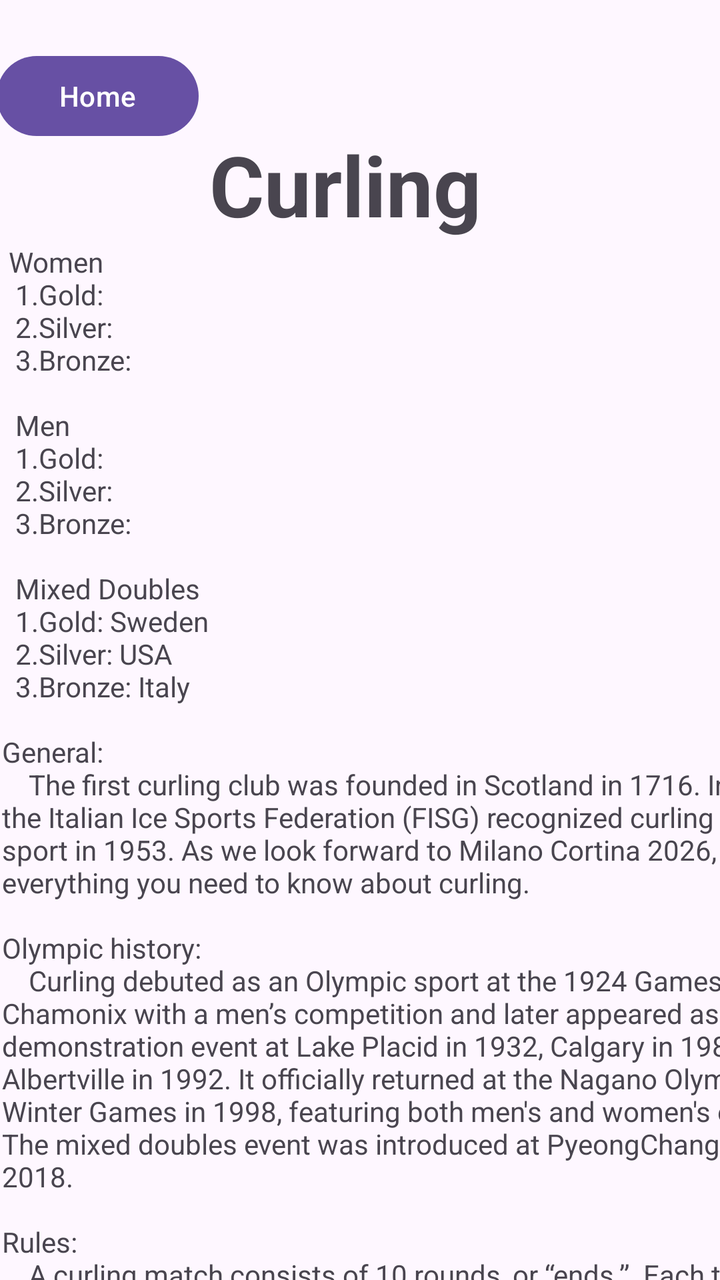
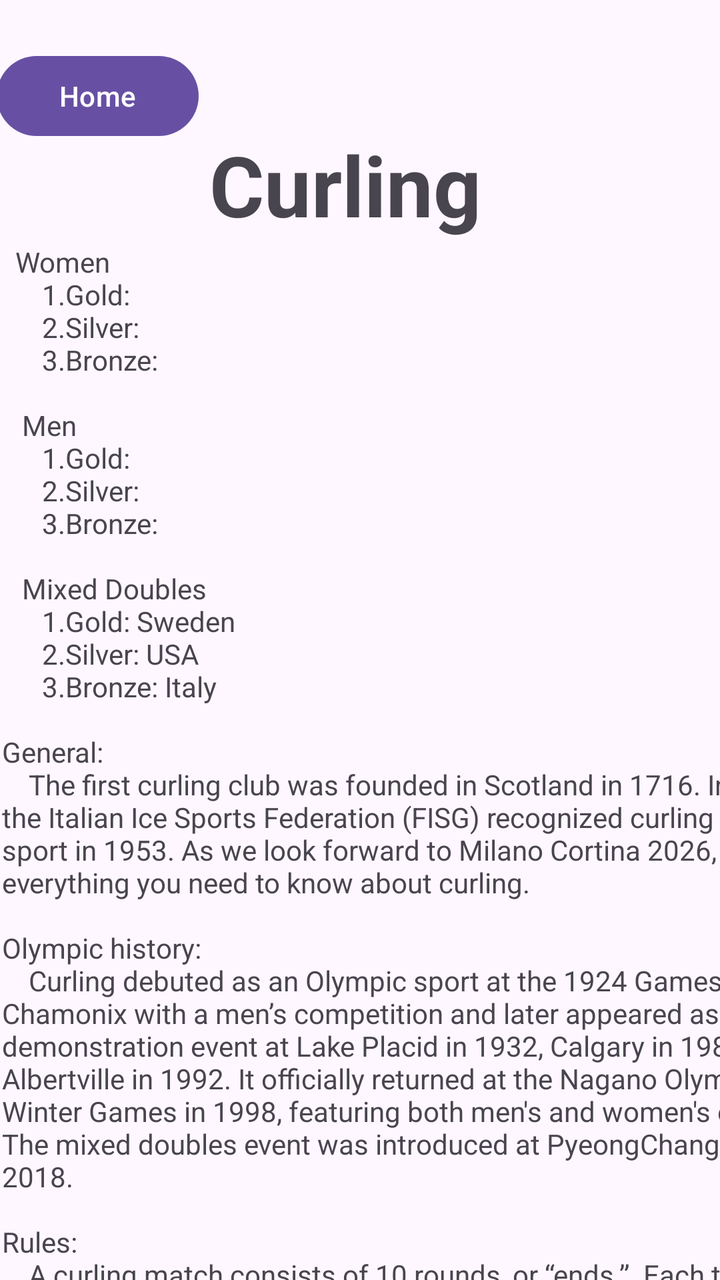

Two renders of the same Android screen: before a commit and after it. Below are the layout's source before the change and the commit's diff.
<!-- AndroidManifest.xml: application theme Theme.Olympicwintergames -->
<!-- res/layout/activity_main4.xml -->
<?xml version="1.0" encoding="utf-8"?>
<androidx.constraintlayout.widget.ConstraintLayout xmlns:android="http://schemas.android.com/apk/res/android"
    xmlns:app="http://schemas.android.com/apk/res-auto"
    xmlns:tools="http://schemas.android.com/tools"
    android:id="@+id/main"
    android:layout_width="match_parent"
    android:layout_height="match_parent"
    tools:context=".MainActivity4">

    <ScrollView
        android:layout_width="409dp"
        android:layout_height="609dp"
        android:layout_marginStart="1dp"
        android:layout_marginTop="1dp"
        android:layout_marginBottom="1dp"
        app:layout_constraintBottom_toBottomOf="parent"
        app:layout_constraintStart_toStartOf="parent"
        app:layout_constraintTop_toBottomOf="@+id/snowboardTitle3"
        app:layout_constraintVertical_bias="0.0">

        <TextView
            android:id="@+id/textView7"
            android:layout_width="match_parent"
            android:layout_height="wrap_content"
            android:text=" Women\n\t1.Gold:\n\t2.Silver:\n\t3.Bronze:\n\n  Men\n\t1.Gold:\n\t2.Silver:\n\t3.Bronze:\n\n  Mixed Doubles\n\t1.Gold: Sweden\n\t2.Silver: USA\n\t3.Bronze: Italy\n\nGeneral:\n\t\tThe first curling club was founded in Scotland in 1716. In Italy, the Italian Ice Sports Federation (FISG) recognized curling as a sport in 1953. As we look forward to Milano Cortina 2026, here is everything you need to know about curling.\n\nOlympic history:\n\t\tCurling debuted as an Olympic sport at the 1924 Games in Chamonix with a men’s competition and later appeared as a demonstration event at Lake Placid in 1932, Calgary in 1988 and Albertville in 1992. It officially returned at the Nagano Olympic Winter Games in 1998, featuring both men's and women's events. The mixed doubles event was introduced at PyeongChang in 2018.\n\nRules:\n\t\tA curling match consists of 10 rounds, or “ends.”. Each team plays eight stones per end; the final score is calculated when all 16 stones have been thrown. A team can have one or more stones close to the centre of the ‘house,’ thus scoring one or more points for each end. The team with the most points at the conclusion of the final end wins. In the event of a tie, an extra end is played to determine the winner. In the mixed doubles, there are eight ends, and each team can throw five stones per end.
            \n\t\t For indoor tournaments, the ice surface is sprinkled with water droplets (pebbles) that freeze into small bumps. Called 'pebble ice', this surface helps the stone grip and leads to smoother curling.\n
" />
    </ScrollView>

    <Button
        android:id="@+id/homeButton3"
        android:layout_width="101dp"
        android:layout_height="48dp"
        android:layout_marginStart="21dp"
        android:layout_marginTop="24dp"
        android:layout_marginEnd="303dp"
        android:layout_marginBottom="20dp"
        android:onClick="goToHome"
        android:text="Home"
        app:layout_constraintBottom_toTopOf="@+id/snowboardTitle"
        app:layout_constraintEnd_toEndOf="parent"
        app:layout_constraintHorizontal_bias="0.357"
        app:layout_constraintStart_toStartOf="parent"
        app:layout_constraintTop_toTopOf="parent"
        app:layout_constraintVertical_bias="0.512" />

    <TextView
        android:id="@+id/snowboardTitle3"
        android:layout_width="wrap_content"
        android:layout_height="wrap_content"
        android:layout_marginStart="70dp"
        android:layout_marginTop="64dp"
        android:layout_marginEnd="70dp"
        android:layout_marginBottom="-22dp"
        android:text="Curling"
        android:textSize="42dp"
        android:textStyle="bold"
        app:layout_constraintBottom_toTopOf="@+id/scrollView2"
        app:layout_constraintEnd_toEndOf="parent"
        app:layout_constraintHorizontal_bias="0.414"
        app:layout_constraintStart_toStartOf="parent"
        app:layout_constraintTop_toTopOf="parent"
        app:layout_constraintVertical_bias="0.91" />

</androidx.constraintlayout.widget.ConstraintLayout>
<!-- resources referenced by this layout -->
<resources>
  <style name="Theme.Olympicwintergames" parent="Base.Theme.Olympicwintergames" />
  <style name="Base.Theme.Olympicwintergames" parent="Theme.Material3.DayNight.NoActionBar">
          
          
      </style>
</resources>

<!-- the commit's change to res/layout/activity_main4.xml (unified diff, before → after) -->
@@ -22,7 +22,7 @@
             android:id="@+id/textView7"
             android:layout_width="match_parent"
             android:layout_height="wrap_content"
-            android:text=" Women\n\t1.Gold:\n\t2.Silver:\n\t3.Bronze:\n\n  Men\n\t1.Gold:\n\t2.Silver:\n\t3.Bronze:\n\n  Mixed Doubles\n\t1.Gold: Sweden\n\t2.Silver: USA\n\t3.Bronze: Italy\n\nGeneral:\n\t\tThe first curling club was founded in Scotland in 1716. In Italy, the Italian Ice Sports Federation (FISG) recognized curling as a sport in 1953. As we look forward to Milano Cortina 2026, here is everything you need to know about curling.\n\nOlympic history:\n\t\tCurling debuted as an Olympic sport at the 1924 Games in Chamonix with a men’s competition and later appeared as a demonstration event at Lake Placid in 1932, Calgary in 1988 and Albertville in 1992. It officially returned at the Nagano Olympic Winter Games in 1998, featuring both men's and women's events. The mixed doubles event was introduced at PyeongChang in 2018.\n\nRules:\n\t\tA curling match consists of 10 rounds, or “ends.”. Each team plays eight stones per end; the final score is calculated when all 16 stones have been thrown. A team can have one or more stones close to the centre of the ‘house,’ thus scoring one or more points for each end. The team with the most points at the conclusion of the final end wins. In the event of a tie, an extra end is played to determine the winner. In the mixed doubles, there are eight ends, and each team can throw five stones per end.
+            android:text="\tWomen\n\t\t\t1.Gold:\n\t\t\t2.Silver:\n\t\t\t3.Bronze:\n\n\t Men\n\t\t\t1.Gold:\n\t\t\t2.Silver:\n\t\t\t3.Bronze:\n\n\t Mixed Doubles\n\t\t\t1.Gold: Sweden\n\t\t\t2.Silver: USA\n\t\t\t3.Bronze: Italy\n\nGeneral:\n\t\tThe first curling club was founded in Scotland in 1716. In Italy, the Italian Ice Sports Federation (FISG) recognized curling as a sport in 1953. As we look forward to Milano Cortina 2026, here is everything you need to know about curling.\n\nOlympic history:\n\t\tCurling debuted as an Olympic sport at the 1924 Games in Chamonix with a men’s competition and later appeared as a demonstration event at Lake Placid in 1932, Calgary in 1988 and Albertville in 1992. It officially returned at the Nagano Olympic Winter Games in 1998, featuring both men's and women's events. The mixed doubles event was introduced at PyeongChang in 2018.\n\nRules:\n\t\tA curling match consists of 10 rounds, or “ends.”. Each team plays eight stones per end; the final score is calculated when all 16 stones have been thrown. A team can have one or more stones close to the centre of the ‘house,’ thus scoring one or more points for each end. The team with the most points at the conclusion of the final end wins. In the event of a tie, an extra end is played to determine the winner. In the mixed doubles, there are eight ends, and each team can throw five stones per end.
             \n\t\t For indoor tournaments, the ice surface is sprinkled with water droplets (pebbles) that freeze into small bumps. Called 'pebble ice', this surface helps the stone grip and leads to smoother curling.\n
 " />
     </ScrollView>
